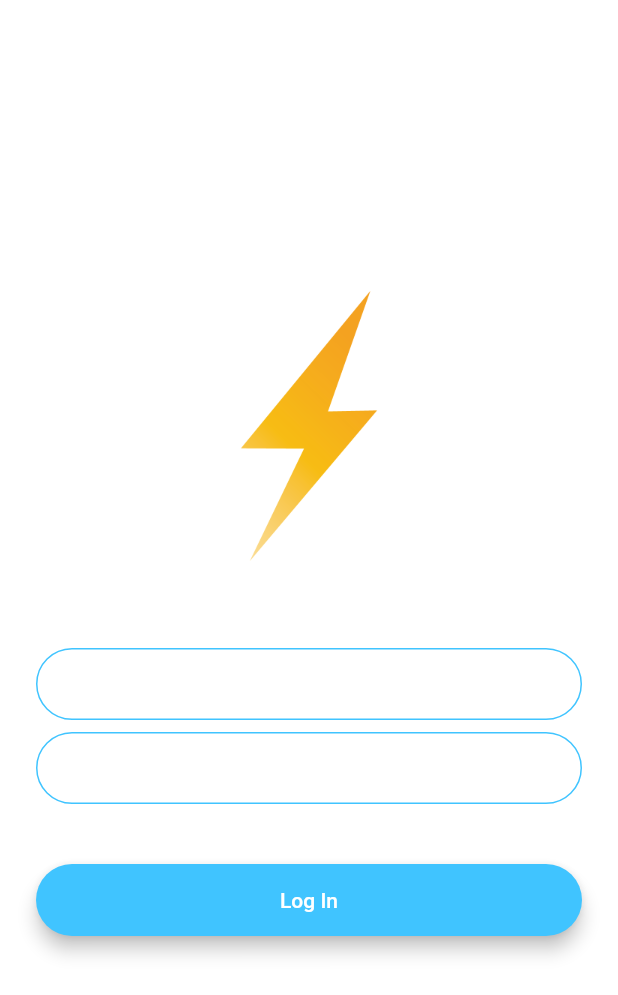
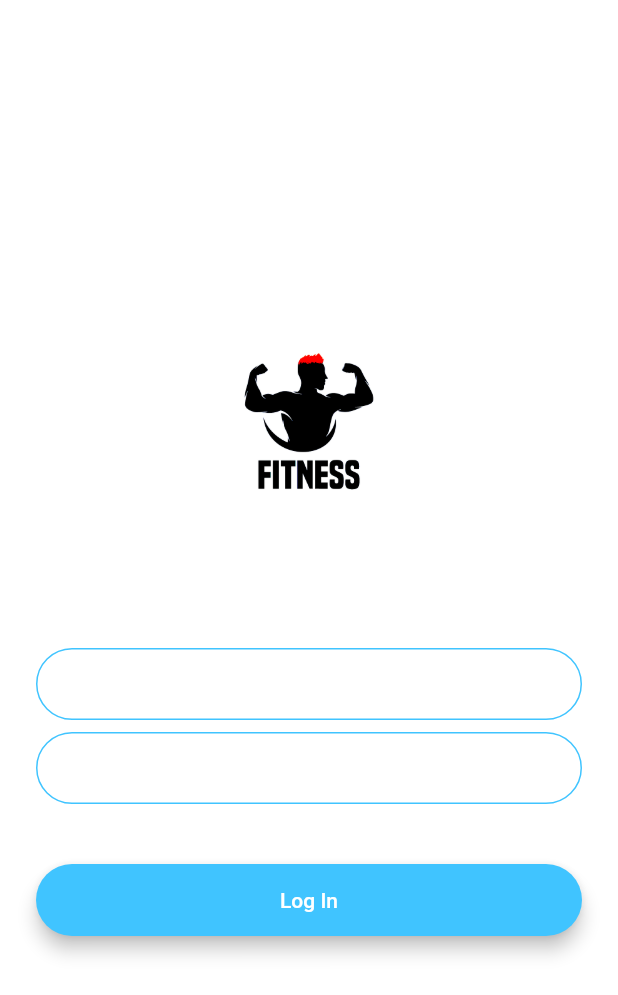
Before and after one commit to tldk42/FitnessApp, a Flutter app: the LoginScreen screen opened by its route, after a tap on "Log In", on a phone screen of 412 x 824 dp. Shown: the top 995 px of the screen. Run offline on Flutter 3.47's test engine with Material 2 defaults, Android fonts, the phone set to English and light mode, and no system bars.

Commit message:
로고 변경 및 TODO 설정

```diff
--- a/lib/screens/login_screen.dart
+++ b/lib/screens/login_screen.dart
@@ -1,9 +1,14 @@
+import 'package:fitness_app/screens/chat_screen.dart';
 import 'package:flutter/material.dart';
 
 class LoginScreen extends StatefulWidget {
   const LoginScreen({super.key});
 
   static String id = 'login_screen';
+
+  static String ID = "";
+  static String PW = "";
+
   @override
   _LoginScreenState createState() => _LoginScreenState();
 }
@@ -21,17 +26,18 @@ class _LoginScreenState extends State<LoginScreen> {
           children: <Widget>[
             SizedBox(
               height: 200.0,
-              child: Image.asset('images/logo.png'),
+              child: Image.asset('images/fitness_logo.png'),
             ),
             const SizedBox(
               height: 48.0,
             ),
             TextField(
               onChanged: (value) {
-                //Do something with the user input.
+                // TODO: ID 검증
+                LoginScreen.ID = value;
               },
               decoration: const InputDecoration(
-                hintText: 'Enter your email',
+                hintText: 'ID를 입력하세요.',
                 contentPadding:
                     EdgeInsets.symmetric(vertical: 10.0, horizontal: 20.0),
                 border: OutlineInputBorder(
@@ -54,10 +60,11 @@ class _LoginScreenState extends State<LoginScreen> {
             ),
             TextField(
               onChanged: (value) {
-                //Do something with the user input.
+                // TODO: PW 검증
+                LoginScreen.PW = value;
               },
               decoration: const InputDecoration(
-                hintText: 'Enter your password.',
+                hintText: 'PW를 입력하세요.',
                 contentPadding:
                     EdgeInsets.symmetric(vertical: 10.0, horizontal: 20.0),
                 border: OutlineInputBorder(
@@ -86,7 +93,12 @@ class _LoginScreenState extends State<LoginScreen> {
                 elevation: 5.0,
                 child: MaterialButton(
                   onPressed: () {
-                    //Implement login functionality.
+                    // TODO: Implement login functionality.
+                    // TODO: DB에 회원 정보 등록하고 검증하기.
+                    if (LoginScreen.ID == "tldk42" &&
+                        LoginScreen.PW == "lbgs8589") {
+                      Navigator.pushNamed(context, ChatScreen.id);
+                    }
                   },
                   minWidth: 200.0,
                   height: 42.0,
```
Also changed, not shown: lib/main.dart (+10 -8 lines), lib/screens/welcome_screen.dart (+7 -6 lines), images/fitness_logo.png (added).
